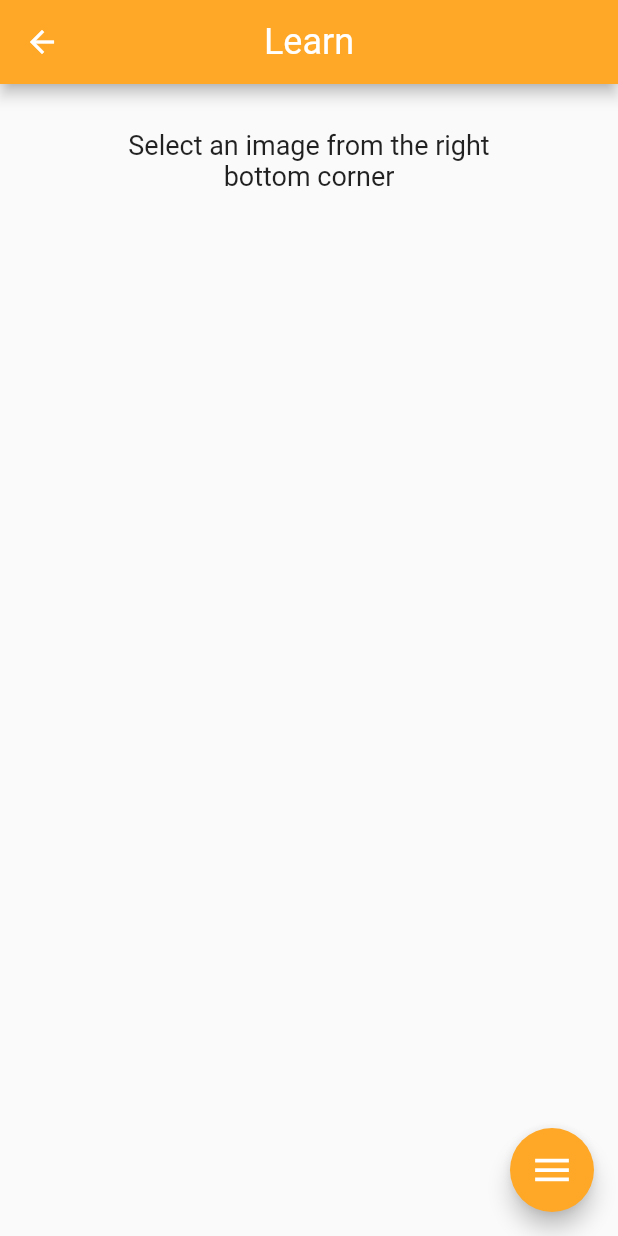
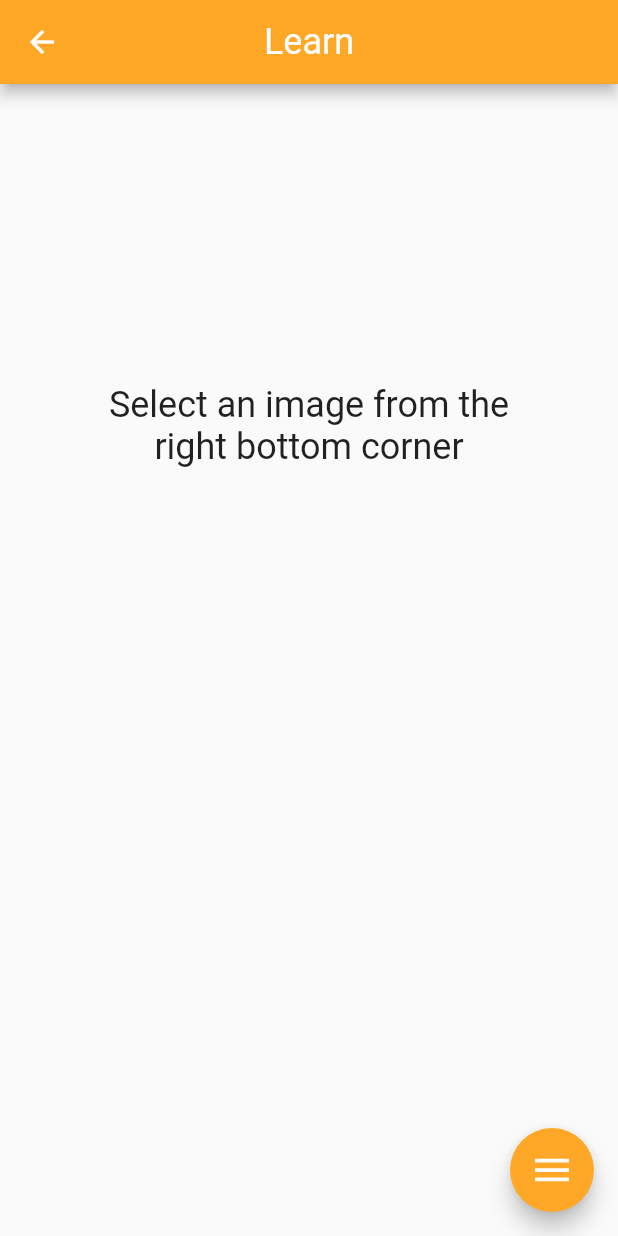
Before and after one commit to hongyu1738/plum_test, a Flutter app: the Camera screen opened by its route, on a phone screen of 412 x 824 dp. Run offline on Flutter 3.47's test engine with Material 2 defaults, Android fonts, the phone set to English and light mode, and no system bars; drawn by our look-alikes of flutter_speed_dial; our stand-ins replace flutter_tts, gallery_saver, image_picker; missing offline and left inert: tflite.

Commit message:
Added text to speech for class labels
- Added dependencies for text to speech
- Created function for handling of text to speech
- Added text to speech feature for class labels
- Adjusted alignment for display of class labels and text to speech button
- Adjusted alignment for select image text

```diff
--- a/lib/screens/learn/camera.dart
+++ b/lib/screens/learn/camera.dart
@@ -7,6 +7,7 @@ import 'package:gallery_saver/gallery_saver.dart';
 //import 'package:path_provider/path_provider.dart';
 //import 'package:meta/meta.dart';
 import 'package:tflite/tflite.dart';
+import 'package:flutter_tts/flutter_tts.dart';
 
 class Camera extends StatefulWidget {
 
@@ -30,6 +31,8 @@ class _CameraState extends State<Camera> {
 
   //String to indicate class label of the image
   String _label;
+
+  final FlutterTts flutterTts = FlutterTts();
 
   //Function to get image from Camera
   Future getImageFromCamera() async{
@@ -94,6 +97,10 @@ class _CameraState extends State<Camera> {
     });
   }
 
+  getSpeech() async {
+      await flutterTts.speak(_label);
+  }
+
   @override
   void initState() {
     super.initState();
@@ -116,22 +123,30 @@ class _CameraState extends State<Camera> {
         child: Column(
           children: [
 
-            SizedBox(height: 30), //Spacing
+            //SizedBox(height: 30), //Spacing
 
-            _image == null ? Center(
+            _image == null ? Column(
+
+              children: [
+
+                SizedBox(height: 200),
+
+                Center(
                   child: Container(
                     height: 300,
                     width: 300,
                     child: Text('Select an image from the right bottom corner', //Text if no image is selected
                     textAlign: TextAlign.center,
-                  style: TextStyle(
-                    fontSize: 18
+                      style: TextStyle(fontSize: 24),
                     ),
                   ),
                 ),
+
+              ],
             )
 
             : Column(
+
               children: [
 
                 Center(
@@ -147,13 +162,52 @@ class _CameraState extends State<Camera> {
                   ),
                 ),
 
-                SizedBox(height: 30),
+                SizedBox(height: 40),
 
-                Text(
-                  "Name: $_label \nConfidence: $_confidence", //Display class labels and confidence level for the image
+                Row(
+                  children: [
+
+                    Spacer(),
+
+                    Expanded(
+                      flex: 2,
+                      child: Center(
+                        child: Text("$_label",
                           style: TextStyle(
-                    fontSize: 18
+                            fontSize: 30
                           ),
+                        ),
+                      ),
+                    ),
+
+                    Expanded(
+                      flex: 1,
+                      child: IconButton(
+                        onPressed: getSpeech,
+                        icon: Icon(Icons.volume_up_rounded),
+                        color: Colors.grey[800],
+                        iconSize: 40,
+                        tooltip: "Press for pronounciation",
+                      ),
+                    ),
+
+                    Spacer(),
+
+
+                    // Expanded(
+                    //   child: ListTile(
+                    //     onTap: getSpeech,
+                    //     trailing: Icon(Icons.volume_up_rounded),
+                    //     title: Center(
+                    //       child: Text("$_label",
+                    //       style: TextStyle(
+                    //         fontSize: 24
+                    //         ),
+                    //       ),
+                    //     ),
+                    //   ),
+                    // ),
+                  ],
                 ),
               ],
             ),
@@ -168,7 +222,7 @@ class _CameraState extends State<Camera> {
             // ),
 
           ],
-        )
+        ),
       ),
 
       // body: Padding(
@@ -272,4 +326,5 @@ class _CameraState extends State<Camera> {
   //     ],
   //   );
   // }
+
 }
--- a/pubspec.yaml
+++ b/pubspec.yaml
@@ -37,6 +37,7 @@ dependencies:
   gallery_saver: ^2.1.2
   tflite: ^1.1.2
   meta: ^1.1.8
+  flutter_tts: ^3.2.2
 
 dev_dependencies:
   flutter_test:
```
Also changed, not shown: pubspec.lock. Lines whose indentation alone changed are shown as unchanged.
